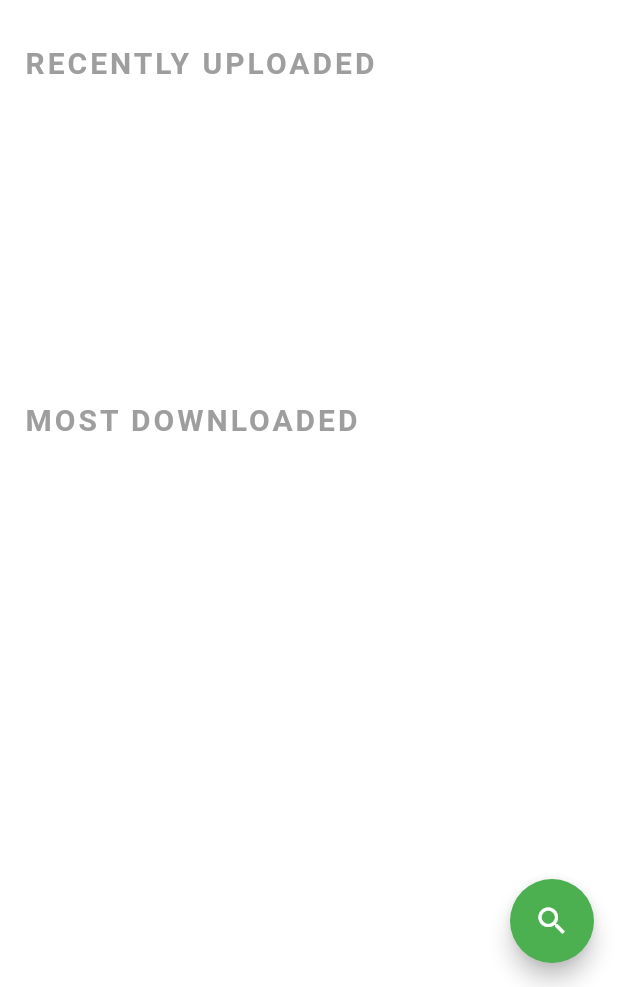
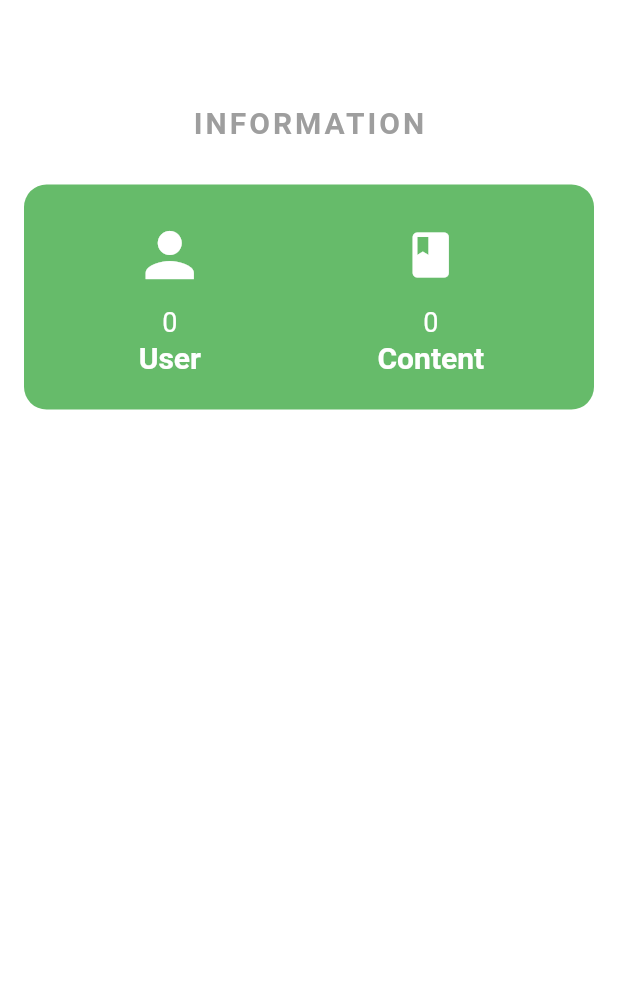
Before and after one commit to thoriqulhaq/elibrary-app, a Flutter app: the homePage screen opened directly, on a phone screen of 412 x 824 dp, the part 249-1236 px from its top. Run offline on Flutter 3.47's test engine with Material 2 defaults, Android fonts, the phone set to English and light mode, and no system bars; our stand-ins replace cloud_firestore, file_picker, firebase_auth, firebase_core, firebase_database, firebase_storage and 2 more; missing offline and left inert: firestore_search; accounts and stored records are empty.

Commit message:
Implement Logic for lecture/homePage - System Statistic

```diff
--- a/lib/screens/lecturerViews/contentList.dart
+++ b/lib/screens/lecturerViews/contentList.dart
@@ -1,4 +1,5 @@
 import 'package:cloud_firestore/cloud_firestore.dart';
+import 'package:elibrary_app/screens/lecturerViews/searchContentScreen.dart';
 import 'package:firebase_storage/firebase_storage.dart';
 import 'package:flutter/material.dart';
 
@@ -15,7 +16,7 @@ class _contentListState extends State<contentList> {
   Widget build(BuildContext context) {
     return Scaffold(
       appBar: AppBar(
-        title: Text("Uploaded Content"),
+        title: Text("Content Manager"),
         centerTitle: true,
       ),
       body: StreamBuilder<QuerySnapshot>(
@@ -27,12 +28,14 @@ class _contentListState extends State<contentList> {
             );
           } else {
 
-            return ListView(
+            return Container(
+              child: ListView(
 
               children: snapshot.data!.docs.map((doc) {
                 return ListTile(
-
-                  shape: RoundedRectangleBorder(side: BorderSide(color: Colors.black, width: 0.5), ),
+                    shape: RoundedRectangleBorder(
+                      side: BorderSide(color: Colors.white, width: 0.5),
+                    ),
                   //show the cover image
                   leading: Image.network(doc['cover']),
                   title: Text(doc['title']),
@@ -52,10 +55,21 @@ class _contentListState extends State<contentList> {
                   ),
                 );
               }).toList(),
+              ),
             );
           }
         },
       ),
+      floatingActionButton: FloatingActionButton(
+        onPressed: () {
+          Navigator.push(
+            context,
+            MaterialPageRoute(builder: (context) => searchContentScreen()),
+          );
+        },
+        child: const Icon(Icons.search),
+        backgroundColor: Colors.green,
+      ),
     );
   }
 }
--- a/lib/screens/lecturerViews/homePage.dart
+++ b/lib/screens/lecturerViews/homePage.dart
@@ -1,6 +1,6 @@
 import 'package:flutter/material.dart';
 import 'package:cloud_firestore/cloud_firestore.dart';
-import 'package:elibrary_app/screens/studentViews/searchContentScreen.dart';
+import 'package:firebase_storage/firebase_storage.dart';
 
 class homePage extends StatefulWidget {
   const homePage({Key? key}) : super(key: key);
@@ -10,6 +10,7 @@ class homePage extends StatefulWidget {
 }
 
 class _homePageState extends State<homePage> {
+  final db = FirebaseFirestore.instance;
   @override
   Widget build(BuildContext context) {
     return Scaffold(
@@ -79,167 +80,124 @@ class _homePageState extends State<homePage> {
                   )),
             ),
             SizedBox(
-              height: 30,
+              height: 70,
             ),
-            Text(
-              "RECENTLY UPLOADED",
+            Center(
+              child: Text(
+                "INFORMATION",
                 style: TextStyle(
                     fontSize: 20,
                     color: Colors.grey,
                     letterSpacing: 2,
                     fontWeight: FontWeight.bold),
               ),
+            ),
             SizedBox(
-              height: 20,
+              height: 30,
             ),
-            StreamBuilder(
-                stream: FirebaseFirestore.instance
-                    .collection('contents')
-                    .orderBy('createdAt', descending: true)
-                    .snapshots(),
-                builder: (context, AsyncSnapshot<QuerySnapshot> snapshot) {
-                  if (snapshot.hasData) {
-                    var itemNum = snapshot.data!.docs.length;
-                    if (snapshot.data!.docs.length >= 7) {
-                      itemNum = 7;
-                    }
-                    ;
-                    return Container(
-                      height: 175,
-                      child: ListView.builder(
-                          scrollDirection: Axis.horizontal,
-                          itemCount: itemNum,
-                          itemBuilder: ((context, index) => Container(
-                              width: 120.0,
-                              child: Column(
+            Container(
+              height: 150,
+              decoration: new BoxDecoration(
+                  color: Colors.green.shade400,
+                  borderRadius: BorderRadius.circular(15)),
+              child: Padding(
+                  padding: const EdgeInsets.only(left: 16.0, right: 16.0),
+                  child: Row(
+                    mainAxisAlignment: MainAxisAlignment.spaceAround,
+                    children: [
+                      Column(
                         mainAxisAlignment: MainAxisAlignment.center,
+                        crossAxisAlignment: CrossAxisAlignment.center,
                         children: [
-                                    Image.network(
-                                      snapshot.data?.docs[index]['cover'],
-                                      height: 105,
-                                      width: 105,
+                          Icon(
+                            Icons.person,
+                            color: Colors.white,
+                            size: 48,
                           ),
-                                    SizedBox(height: 20),
-                                    Text(
-                                      snapshot.data?.docs[index]['title'],
-                                      overflow: TextOverflow.ellipsis,
-                                    )
-                                  ])))),
+                          SizedBox(
+                            height: 10,
+                          ),
+                          StreamBuilder<QuerySnapshot>(
+                            stream: db.collection('users').snapshots(),
+                            builder: (context, snapshot) {
+                              if (!snapshot.hasData) {
+                                return Center(
+                                  child: CircularProgressIndicator(),
                                 );
                               } else {
-                    return Container(
-                      height: 175,
-                      child: ListView(
-                        scrollDirection: Axis.horizontal,
-                        children: [
-                          Container(
-                            width: 120.0,
-                            child: Column(
-                              mainAxisAlignment: MainAxisAlignment.center,
-                              children: [
-                                Image(
-                                  image: AssetImage(
-                                      'assets/images/logo_small.png'),
-                                  height: 105,
-                                  width: 105,
+                                return Text(
+                                  snapshot.data!.docs.length.toString(),
+                                  style: TextStyle(
+                                      fontSize: 18,
+                                      color: Colors.white,
+                                      fontWeight: FontWeight.normal),
+                                );
+                              }
+                            },
                           ),
-                                SizedBox(height: 20),
-                                Text('title')
+                          SizedBox(
+                            height: 2,
+                          ),
+                          Text(
+                            "User",
+                            style: TextStyle(
+                                fontSize: 20,
+                                color: Colors.white,
+                                fontWeight: FontWeight.bold),
+                          ),
                         ],
                       ),
-                          )
+                      Column(
+                        mainAxisAlignment: MainAxisAlignment.center,
+                        crossAxisAlignment: CrossAxisAlignment.center,
+                        children: [
+                          SizedBox(
+                            height: 6,
+                          ),
+                          Icon(
+                            Icons.book,
+                            color: Colors.white,
+                            size: 36,
+                          ),
+                          SizedBox(
+                            height: 16,
+                          ),
+                          StreamBuilder<QuerySnapshot>(
+                            stream: db.collection('contents').snapshots(),
+                            builder: (context, snapshot) {
+                              if (!snapshot.hasData) {
+                                return Center(
+                                  child: CircularProgressIndicator(),
+                                );
+                              } else {
+                                return Text(
+                                  snapshot.data!.docs.length.toString(),
+                                  style: TextStyle(
+                                      fontSize: 18,
+                                      color: Colors.white,
+                                      fontWeight: FontWeight.normal),
+                                );
+                              }
+                            },
+                          ),
+                          SizedBox(
+                            height: 2,
+                          ),
+                          Text(
+                            "Content",
+                            style: TextStyle(
+                                fontSize: 20,
+                                color: Colors.white,
+                                fontWeight: FontWeight.bold),
+                          ),
                         ],
                       ),
-                    );
-                  }
-                }),
-            SizedBox(
-              height: 20,
+                    ],
+                  )),
             ),
-            Text(
-              "MOST DOWNLOADED",
-              style: TextStyle(
-                  fontSize: 20,
-                  color: Colors.grey,
-                  letterSpacing: 2,
-                  fontWeight: FontWeight.bold),
-            ),
-            SizedBox(
-              height: 20,
-            ),
-            StreamBuilder(
-                stream: FirebaseFirestore.instance
-                    .collection('contents')
-                    .orderBy('downloadNum', descending: true)
-                    .snapshots(),
-                builder: (context, AsyncSnapshot<QuerySnapshot> snapshot) {
-                  if (snapshot.hasData) {
-                    var itemNum = snapshot.data!.docs.length;
-                    if (snapshot.data!.docs.length >= 7) {
-                      itemNum = 7;
-                    }
-                    return Container(
-                      height: 175,
-                      child: ListView.builder(
-                          scrollDirection: Axis.horizontal,
-                          itemCount: itemNum,
-                          itemBuilder: ((context, index) => Container(
-                              width: 120.0,
-                              child: Column(
-                                  mainAxisAlignment: MainAxisAlignment.center,
-                                  children: [
-                                    Image.network(
-                                      snapshot.data?.docs[index]['cover'],
-                                      height: 105,
-                                      width: 105,
-                                    ),
-                                    SizedBox(height: 20),
-                                    Text(
-                                      snapshot.data?.docs[index]['title'],
-                                      overflow: TextOverflow.ellipsis,
-                                    )
-                                  ])))),
-                    );
-                  } else {
-                    return Container(
-                      height: 175,
-                      child: ListView(
-                        scrollDirection: Axis.horizontal,
-                        children: [
-                          Container(
-                            width: 120.0,
-                            child: Column(
-                              mainAxisAlignment: MainAxisAlignment.center,
-                              children: [
-                                Image(
-                                  image: AssetImage(
-                                      'assets/images/logo_small.png'),
-                                  height: 105,
-                                  width: 105,
-                                ),
-                                SizedBox(height: 20),
-                                Text('title')
-                              ],
-                            ),
-                          )
-                        ],
-                      ),
-                    );
-                  }
-                }),
           ],
         )),
       )),
-      floatingActionButton: FloatingActionButton(
-        onPressed: () {
-          Navigator.push(
-            context,
-            MaterialPageRoute(builder: (context) => searchContentScreen()),
-          );
-        },
-        child: const Icon(Icons.search),
-        backgroundColor: Colors.green,
-      ),
     );
   }
 }
--- /dev/null
+++ b/lib/screens/lecturerViews/searchContentScreen.dart
@@ -0,0 +1,78 @@
+import 'package:cloud_firestore/cloud_firestore.dart';
+import 'package:flutter/material.dart';
+import 'package:firestore_search/firestore_search.dart';
+
+class searchContentScreen extends StatefulWidget {
+  searchContentScreen({Key? key}) : super(key: key);
+
+  get indexedField => null;
+
+  @override
+  State<searchContentScreen> createState() => _searchContentScreenState();
+}
+
+class _searchContentScreenState extends State<searchContentScreen> {
+  @override
+  Widget build(BuildContext context) {
+    return FirestoreSearchScaffold(
+      firestoreCollectionName: 'contents',
+      searchBy: 'title',
+      scaffoldBody: Center(),
+      dataListFromSnapshot: DataModel().dataListFromSnapshot,
+      builder: (context, snapshot) {
+        if (snapshot.hasData) {
+          final List<DataModel>? dataList = snapshot.data;
+          if (dataList!.isEmpty) {
+            return const Center(
+              child: Text('No Results Returned'),
+            );
+          }
+          return ListView.builder(
+              itemCount: dataList.length,
+              itemBuilder: (context, index) {
+                final DataModel data = dataList[index];
+
+                return ListTile(
+                  leading: Image.network('${data.cover}'),
+                  title: Text('${data.title}'),
+                  subtitle: Text('${data.author}'),
+
+
+
+                );
+              });
+        }
+
+        if (snapshot.connectionState == ConnectionState.done) {
+          if (!snapshot.hasData) {
+            return const Center(
+              child: Text('No Results Returned'),
+            );
+          }
+        }
+        return const Center(
+          child: CircularProgressIndicator(),
+        );
+      },
+    );
+  }
+}
+
+class DataModel {
+  final String? title;
+  final String? author;
+  final String? cover;
+  DataModel({this.title, this.author, this.cover});
+
+  //Create a method to convert QuerySnapshot from Cloud Firestore to a list of objects of this DataModel
+  //This function in essential to the working of FirestoreSearchScaffold
+
+  List<DataModel> dataListFromSnapshot(QuerySnapshot querySnapshot) {
+    return querySnapshot.docs.map((snapshot) {
+      final Map<String, dynamic> dataMap =
+          snapshot.data() as Map<String, dynamic>;
+
+      return DataModel(title: dataMap['title'], author: dataMap['author'], cover: dataMap['cover']);
+    }).toList();
+  }
+}
```
Lines whose indentation alone changed are shown as unchanged.
